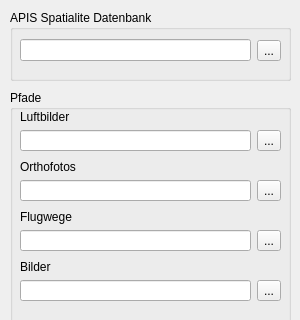
Old version of the form APIS/forms/apis_settings_form.ui in the repository APIS-Luftbildarchiv/APIS; both pictures show x 0 to 300 and y 0 to 320 of the 300 by 500 pixel window.
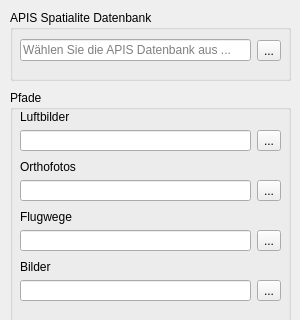
New version of the form.

```diff
--- a/APIS/forms/apis_settings_form.ui
+++ b/APIS/forms/apis_settings_form.ui
@@ -69,7 +69,14 @@
     </property>
     <layout class="QHBoxLayout" name="horizontalLayout">
      <item>
-      <widget class="QLineEdit" name="inDbPath"/>
+      <widget class="QLineEdit" name="uiDatabaseFileEdit">
+       <property name="readOnly">
+        <bool>true</bool>
+       </property>
+       <property name="placeholderText">
+        <string>Wählen Sie die APIS Datenbank aus ...</string>
+       </property>
+      </widget>
      </item>
      <item>
       <widget class="QToolButton" name="btDbPath">
```
Left out of the diff: 30 changed lines with no effect on the pictures.
